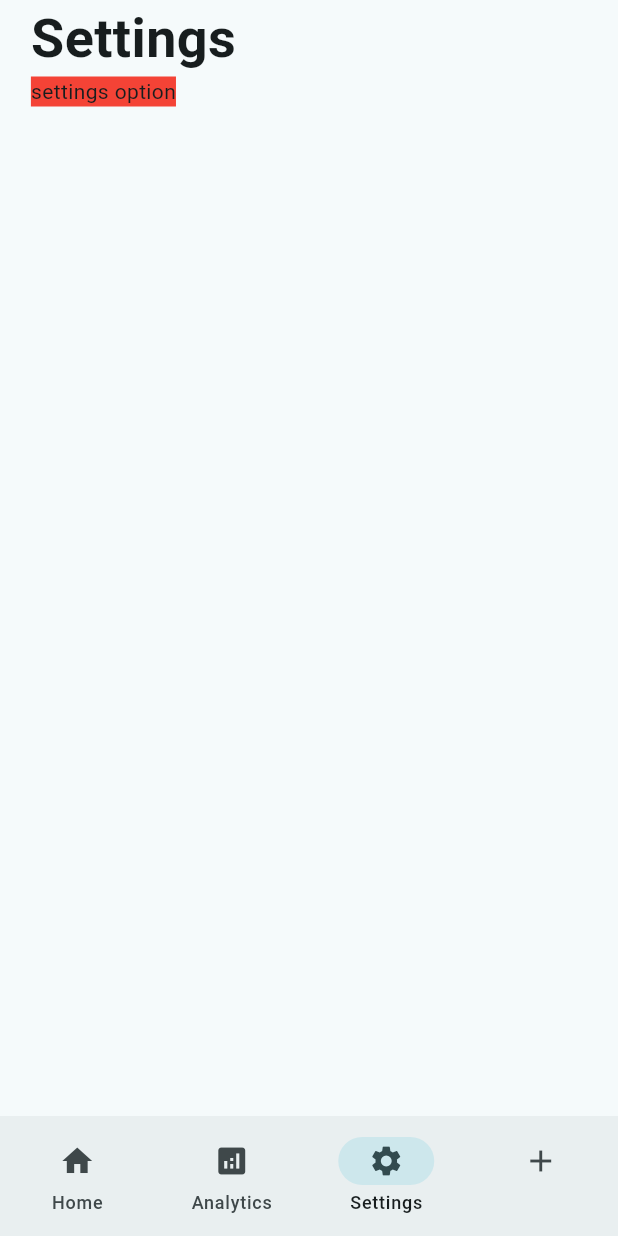
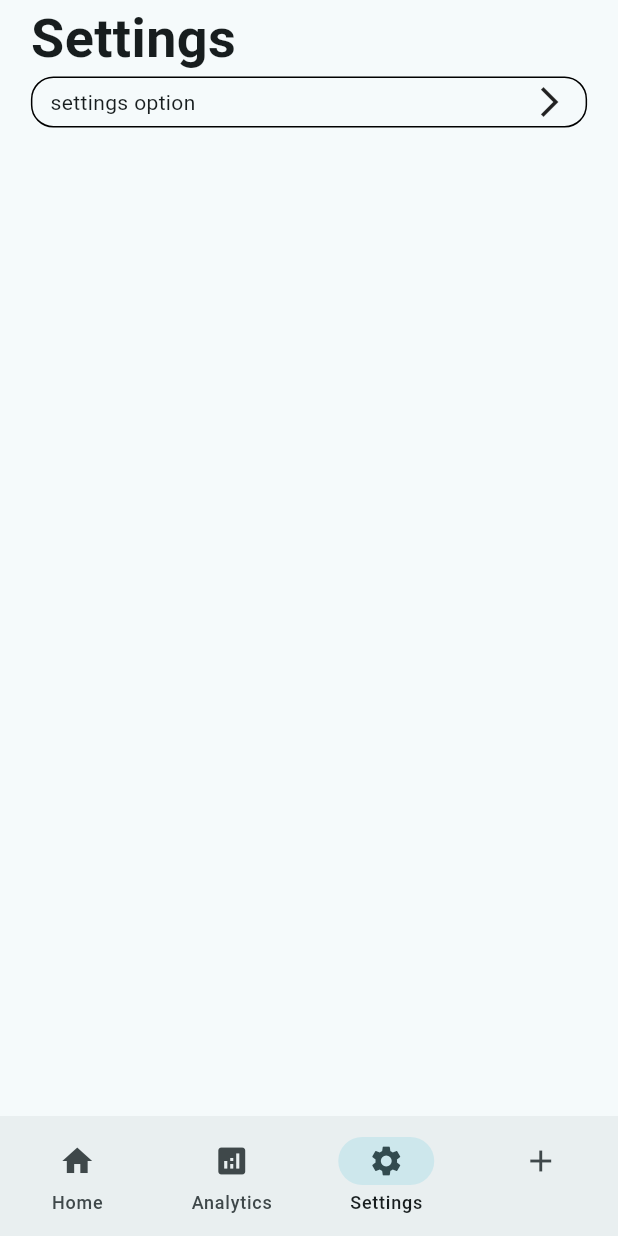
Before and after one commit to SameerAkita/mogulog, a Flutter app: the screen it shows after launch, item 3 of the bottom bar chosen, on a phone screen of 412 x 824 dp. Run offline on Flutter 3.47's test engine with Material 3 defaults, Android fonts, the phone set to English and light mode, and no system bars.

Commit message:
add styling

```diff
--- a/lib/widgets/settings/settings_widget.dart
+++ b/lib/widgets/settings/settings_widget.dart
@@ -5,6 +5,18 @@ class SettingsWidget extends StatelessWidget {
 
   @override
   Widget build(BuildContext context) {
-    return Container(color: Colors.red, child: Text('settings option'));
+    return Container(
+      decoration: BoxDecoration(
+        border: Border.all(color: Colors.black, width: 1),
+        borderRadius: BorderRadius.circular(15),
+      ),
+      child: Padding(
+        padding: EdgeInsetsGeometry.symmetric(vertical: 4, horizontal: 12),
+        child: Row(
+          mainAxisAlignment: MainAxisAlignment.spaceBetween,
+          children: [Text('settings option'), Icon(Icons.arrow_forward_ios)],
+        ),
+      ),
+    );
   }
 }
```
